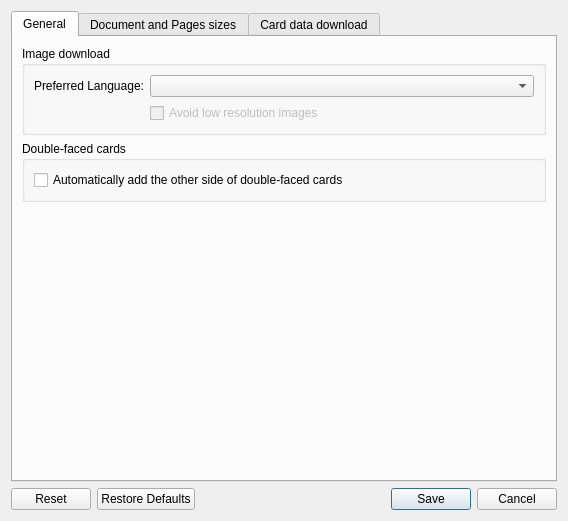
Old version of the form mtg_proxy_printer/resources/ui/settings_window.ui in the repository luziferius/MTGProxyPrinter.
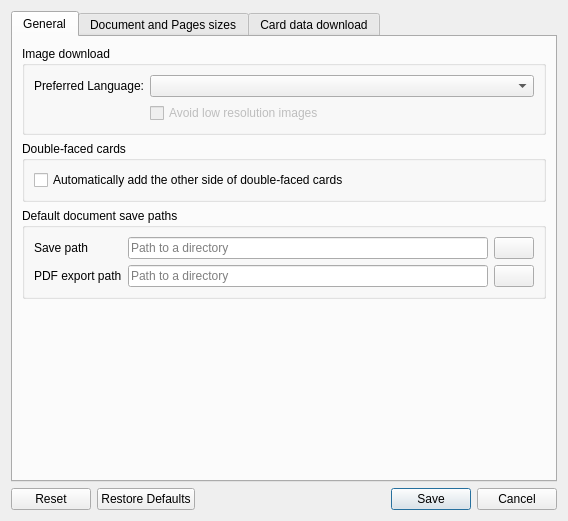
New version of the form. Icons and pictures are not drawn.

Commit message:
Added GUI widgets to the settings window to set the newly added options. The user can either enter the paths using a text editor or use a file chooser dialog to pick the paths.
FossilOrigin-Name: 73428b7490f52b96c8cfc47a6684eabfc9165f295331a0f8bcce12b4270ce705

```diff
--- a/mtg_proxy_printer/resources/ui/settings_window.ui
+++ b/mtg_proxy_printer/resources/ui/settings_window.ui
@@ -90,6 +90,87 @@
          </layout>
         </widget>
        </item>
+       <item>
+        <widget class="QGroupBox" name="default_paths_group_box">
+         <property name="title">
+          <string>Default document save paths</string>
+         </property>
+         <layout class="QGridLayout" name="gridLayout_4">
+          <item row="1" column="1">
+           <widget class="QLineEdit" name="pdf_save_path">
+            <property name="whatsThis">
+             <string>If set, use this as the default location for saving exported PDF documents.</string>
+            </property>
+            <property name="inputMethodHints">
+             <set>Qt::ImhNoAutoUppercase</set>
+            </property>
+            <property name="placeholderText">
+             <string>Path to a directory</string>
+            </property>
+            <property name="clearButtonEnabled">
+             <bool>true</bool>
+            </property>
+           </widget>
+          </item>
+          <item row="0" column="1">
+           <widget class="QLineEdit" name="document_save_path">
+            <property name="whatsThis">
+             <string>If set, use this as the default location for saving documents.</string>
+            </property>
+            <property name="inputMethodHints">
+             <set>Qt::ImhNoAutoUppercase</set>
+            </property>
+            <property name="placeholderText">
+             <string>Path to a directory</string>
+            </property>
+            <property name="clearButtonEnabled">
+             <bool>true</bool>
+            </property>
+           </widget>
+          </item>
+          <item row="0" column="0">
+           <widget class="QLabel" name="document_save_path_label">
+            <property name="text">
+             <string>Save path</string>
+            </property>
+           </widget>
+          </item>
+          <item row="1" column="0">
+           <widget class="QLabel" name="pdf_save_path_label">
+            <property name="text">
+             <string>PDF export path</string>
+            </property>
+           </widget>
+          </item>
+          <item row="0" column="2">
+           <widget class="QPushButton" name="document_save_path_browse_button">
+            <property name="toolTip">
+             <string>Browse…</string>
+            </property>
+            <property name="text">
+             <string/>
+            </property>
+            <property name="icon">
+             <iconset theme="document-open"/>
+            </property>
+           </widget>
+          </item>
+          <item row="1" column="2">
+           <widget class="QPushButton" name="pdf_save_path_browse_button">
+            <property name="toolTip">
+             <string>Browse…</string>
+            </property>
+            <property name="text">
+             <string/>
+            </property>
+            <property name="icon">
+             <iconset theme="document-open"/>
+            </property>
+           </widget>
+          </item>
+         </layout>
+        </widget>
+       </item>
        <item>
         <spacer name="verticalSpacer">
          <property name="orientation">
```
Left out of the diff: 12 changed lines with no effect on the pictures. The commit also changes 2 other files.
